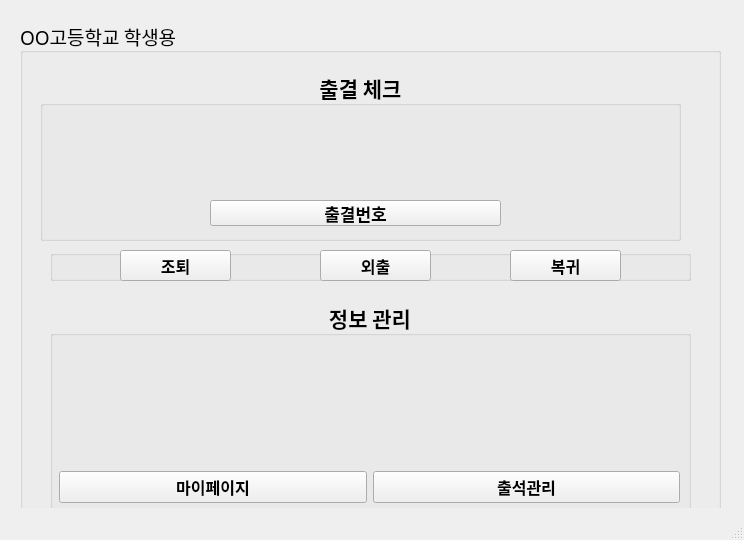
Before: the Qt Designer form teamproject/로그인 방식.ui in hyebinrk/java-database-2025, drawn with Qt 5.
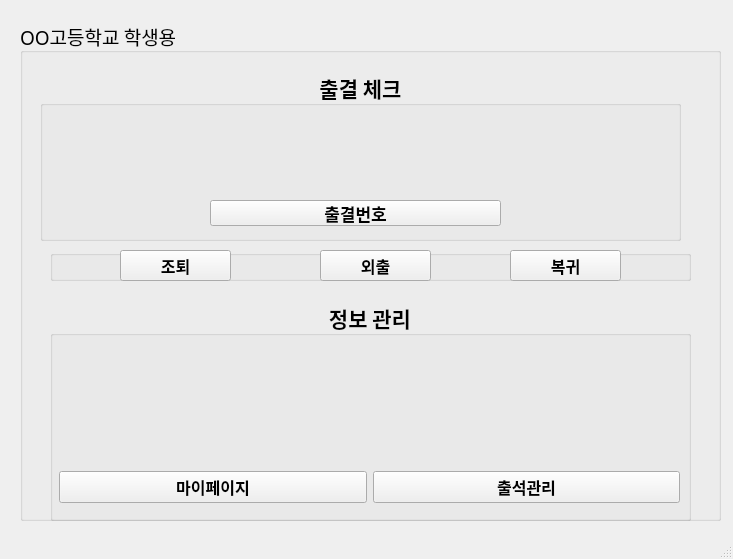
After: the same form once the commit is applied. Icons and pictures are not drawn.

The edit to the form file:
```diff
--- a/teamproject/로그인 방식.ui
+++ b/teamproject/로그인 방식.ui
@@ -6,8 +6,8 @@
    <rect>
     <x>0</x>
     <y>0</y>
-    <width>744</width>
-    <height>540</height>
+    <width>733</width>
+    <height>559</height>
    </rect>
   </property>
   <property name="font">
```
